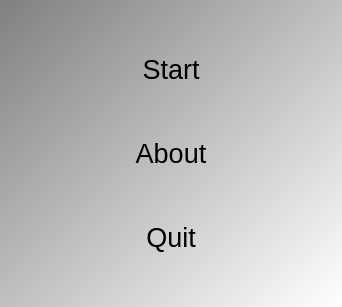
The window that Tools/ToolTestQtRoundedEditRectItem/qttestqtroundededitrectitemmenudialog.ui (richelbilderbeek/ProjectRichelBilderbeek) describes before a commit, drawn with Qt 5.
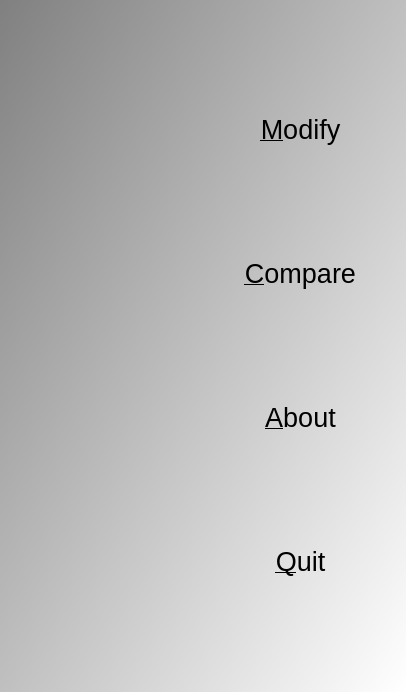
The same window after the commit. Icons and pictures are not drawn.

Diff of the .ui file:
```diff
--- a/Tools/ToolTestQtRoundedEditRectItem/qttestqtroundededitrectitemmenudialog.ui
+++ b/Tools/ToolTestQtRoundedEditRectItem/qttestqtroundededitrectitemmenudialog.ui
@@ -6,8 +6,8 @@
    <rect>
     <x>0</x>
     <y>0</y>
-    <width>342</width>
-    <height>307</height>
+    <width>406</width>
+    <height>692</height>
    </rect>
   </property>
   <property name="font">
@@ -32,19 +32,19 @@
   </property>
   <layout class="QGridLayout" name="gridLayout">
    <item row="0" column="0">
-    <widget class="QPushButton" name="button_start">
+    <widget class="QLabel" name="label">
      <property name="text">
-      <string>Start</string>
+      <string/>
      </property>
-     <property name="flat">
-      <bool>true</bool>
+     <property name="pixmap">
+      <pixmap resource="ToolTestQtRoundedEditRectItem.qrc">:/images/ToolTestQtRoundedEditRectItemCompare.png</pixmap>
      </property>
     </widget>
    </item>
-   <item row="2" column="0">
-    <widget class="QPushButton" name="button_quit">
+   <item row="0" column="1">
+    <widget class="QPushButton" name="button_modify">
      <property name="text">
-      <string>Quit</string>
+      <string>&amp;Modify</string>
      </property>
      <property name="flat">
       <bool>true</bool>
@@ -52,9 +52,59 @@
     </widget>
    </item>
    <item row="1" column="0">
+    <widget class="QLabel" name="label_3">
+     <property name="text">
+      <string/>
+     </property>
+     <property name="pixmap">
+      <pixmap resource="ToolTestQtRoundedEditRectItem.qrc">:/images/ToolTestQtRoundedEditRectItemCompare.png</pixmap>
+     </property>
+    </widget>
+   </item>
+   <item row="1" column="1">
+    <widget class="QPushButton" name="button_compare">
+     <property name="text">
+      <string>&amp;Compare</string>
+     </property>
+     <property name="flat">
+      <bool>true</bool>
+     </property>
+    </widget>
+   </item>
+   <item row="2" column="0">
+    <widget class="QLabel" name="label_2">
+     <property name="text">
+      <string/>
+     </property>
+     <property name="pixmap">
+      <pixmap resource="ToolTestQtRoundedEditRectItem.qrc">:/images/ToolTestQtRoundedEditRectItemCompare.png</pixmap>
+     </property>
+    </widget>
+   </item>
+   <item row="2" column="1">
     <widget class="QPushButton" name="button_about">
      <property name="text">
-      <string>About</string>
+      <string>&amp;About</string>
+     </property>
+     <property name="flat">
+      <bool>true</bool>
+     </property>
+    </widget>
+   </item>
+   <item row="3" column="0">
+    <widget class="QLabel" name="label_4">
+     <property name="text">
+      <string/>
+     </property>
+     <property name="pixmap">
+      <pixmap resource="ToolTestQtRoundedEditRectItem.qrc">:/images/ToolTestQtRoundedEditRectItemCompare.png</pixmap>
+     </property>
+    </widget>
+   </item>
+   <item row="3" column="1">
+    <widget class="QPushButton" name="button_quit">
+     <property name="text">
+      <string>&amp;Quit</string>
      </property>
      <property name="flat">
       <bool>true</bool>
```
Left out of the diff: 8 changed lines with no effect on the pictures.
